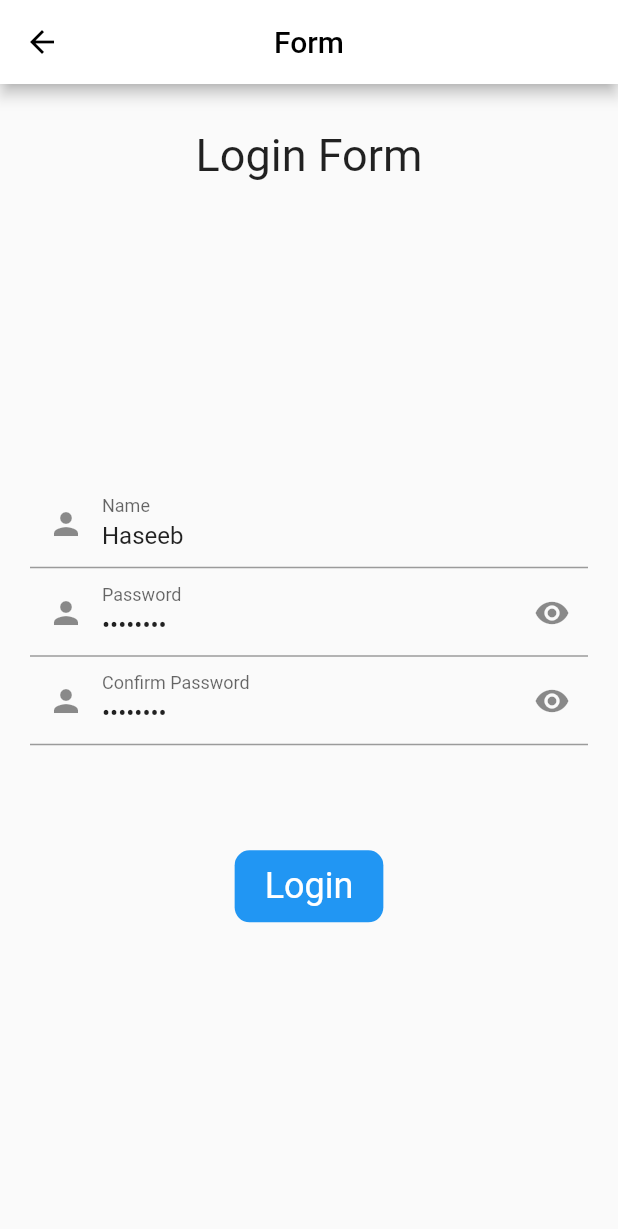
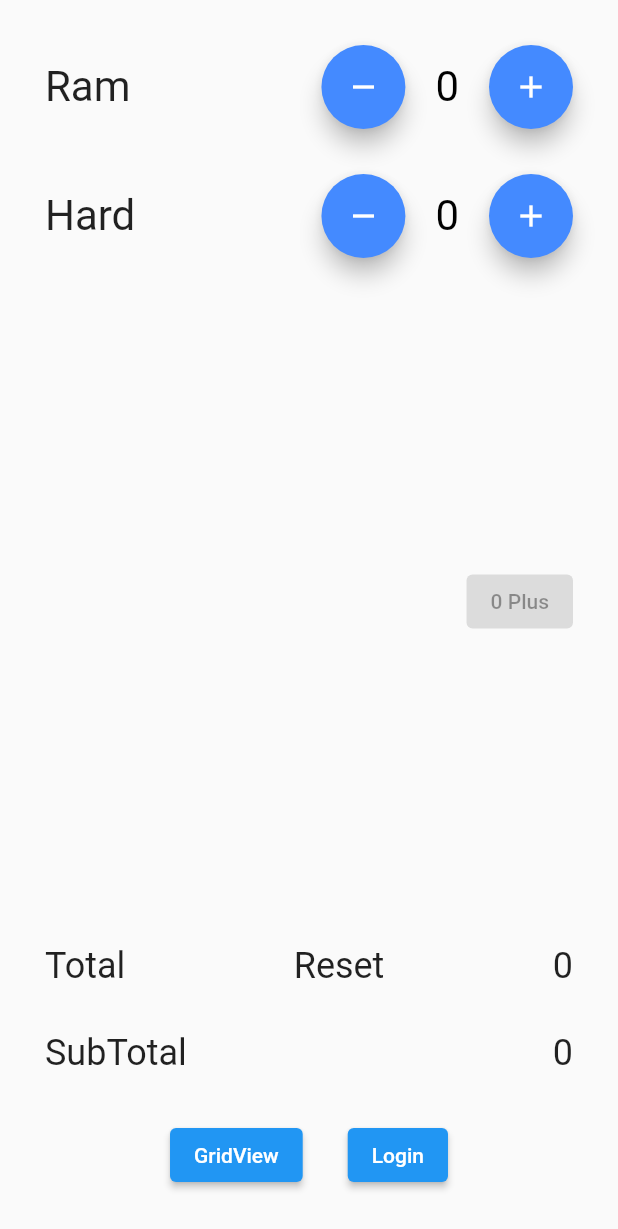
Before and after one commit to haseebzahid1/providerbasic, a Flutter app: the screen it shows after launch, on a phone screen of 412 x 824 dp. Shown: the top 1229 px of the screen. Run offline on Flutter 3.47's test engine with Material 2 defaults, Android fonts, the phone set to English and light mode, and no system bars.

```diff
--- a/lib/main.dart
+++ b/lib/main.dart
@@ -1,5 +1,6 @@
 import 'package:flutter/material.dart';
 import 'screen/form/form_screen.dart';
+import 'screen/homepage.dart';
 
 
 void main() {
@@ -21,7 +22,7 @@ class MyApp extends StatelessWidget {
         // is not restarted.
         primarySwatch: Colors.blue,
       ),
-      home: FormScreen(),
+      home: HomePage(),
       // home: ProductBody(),
       // home: ChangeNotifierProvider.value(
       //   value: ListProvider(),
--- a/lib/screen/homepage.dart
+++ b/lib/screen/homepage.dart
@@ -1,6 +1,7 @@
 import 'package:flutter/material.dart';
 import 'package:provider/provider.dart';
 import 'package:providerbasis/provider/home_provider.dart';
+import 'package:providerbasis/screen/form/form_screen.dart';
 import 'package:providerbasis/screen/listview/component/listview_body.dart';
 import 'package:providerbasis/screen/product/product_mainscreen.dart';
 import '../style/constent.dart';
@@ -17,8 +18,21 @@ class HomePage extends StatefulWidget {
 class _HomePageState extends State<HomePage> {
   @override
   Widget build(BuildContext context) {
+    return  ChangeNotifierProvider<HomePageProvider>(
+        create: (BuildContext context)=>HomePageProvider(),
+      child:HomePageWidget(),
+    );
+
+  }
+}
+
+
+class HomePageWidget extends StatelessWidget {
+  const HomePageWidget({Key? key}) : super(key: key);
+
+  @override
+  Widget build(BuildContext context) {
    final provider = Provider.of<HomePageProvider>(context);
-      print(provider);
     return Scaffold(
       body: SafeArea(
         child: Container(
@@ -139,9 +153,9 @@ class _HomePageState extends State<HomePage> {
                       SizedBox(width: 30,),
                       ElevatedButton(
                         onPressed: (){
-                        Navigator.of(context).push(MaterialPageRoute(builder: (context)=>ListViewScreen()));
+                          Navigator.of(context).push(MaterialPageRoute(builder: (context)=>FormScreen()));
                         },
-                      child: Text("ListView",),
+                        child: Text("Login",),
                       )
                     ],
                   ),
@@ -152,6 +166,5 @@ class _HomePageState extends State<HomePage> {
         ),
       ),
     );
-
   }
 }
```
Lines whose indentation alone changed are shown as unchanged.
